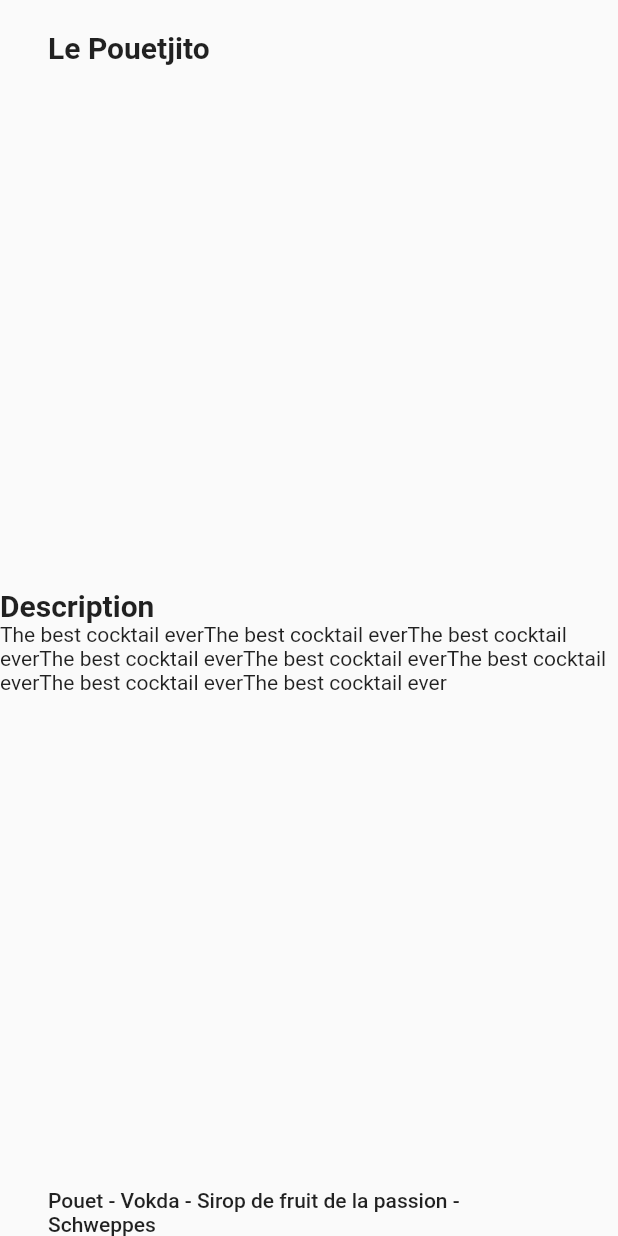
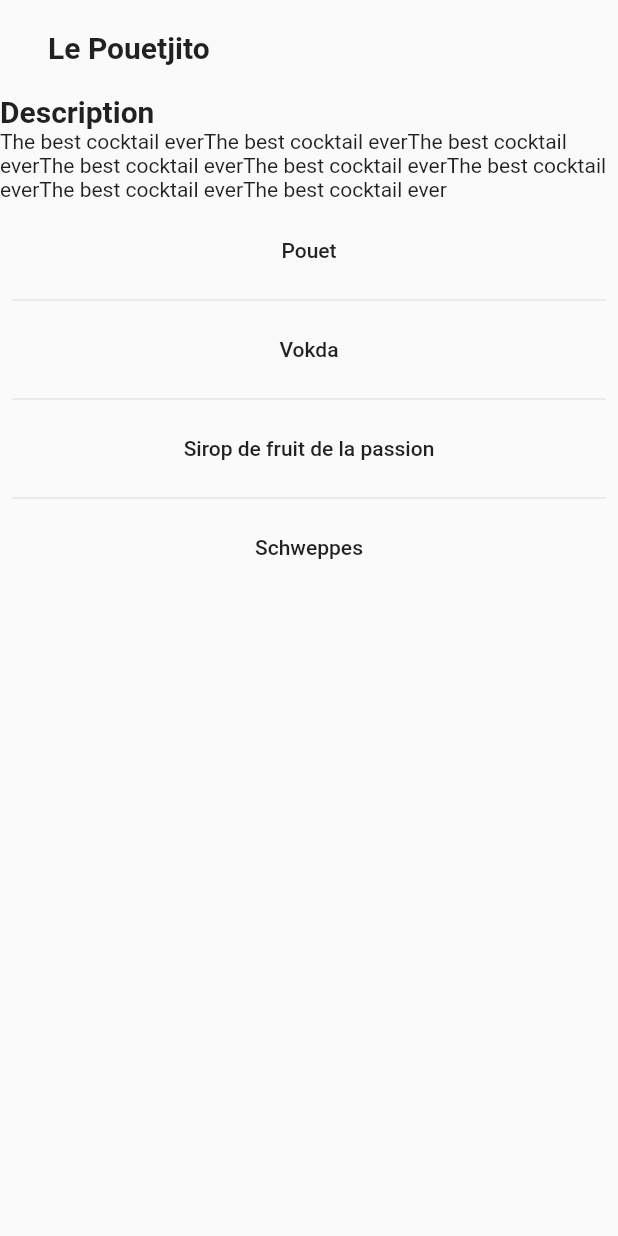
Before and after one commit to Patajuade/CocktailProject_flutter, a Flutter app: the screen it shows after launch, on a phone screen of 412 x 824 dp. Run offline on Flutter 3.47's test engine with Material 2 defaults, Android fonts, the phone set to English and light mode, and no system bars.

Commit message:
add ingredients list

```diff
--- a/cocktail_app/lib/cocktailInfos/cocktailInfoScreen.dart
+++ b/cocktail_app/lib/cocktailInfos/cocktailInfoScreen.dart
@@ -29,7 +29,9 @@ class CocktailInfo extends StatelessWidget {
     );
 
     return Scaffold(
-      body: Flex(
+        body: Wrap(
+      children: [
+        Flex(
           direction: Axis.vertical,
           mainAxisAlignment: MainAxisAlignment.spaceBetween,
           children: [
@@ -51,9 +53,18 @@ class CocktailInfo extends StatelessWidget {
               ),
               key: key,
             ),
-          Ingredients(cocktail.ingredients, key),
           ],
         ),
-    );
+        ConstrainedBox(
+          constraints: const BoxConstraints(
+            minWidth: double.infinity,
+            maxWidth: double.infinity,
+            minHeight: 200,
+            maxHeight: 500,
+          ),
+          child: Ingredients(cocktail.ingredients, key),
+        ),
+      ],
+    ));
   }
 }
--- a/cocktail_app/lib/cocktailInfos/widgets/ingredients.dart
+++ b/cocktail_app/lib/cocktailInfos/widgets/ingredients.dart
@@ -6,13 +6,23 @@ class Ingredients extends StatelessWidget {
 
   @override
   Widget build(BuildContext context) {
-    return Container(
-      padding: const EdgeInsets.symmetric(horizontal: 32),
-      child: Text(
-        ingredients.join(' - '),
-        style: Theme.of(context).textTheme.bodyText1,
-      ),
-    );
+    return ListView.separated(
+        itemCount: ingredients.length,
+        padding: const EdgeInsets.all(8),
+        separatorBuilder: (BuildContext context, int index) => const Divider(),
+        itemBuilder: (BuildContext context, int index) {
+        return Container(
+          padding: const EdgeInsets.symmetric(vertical: 10),
+          width: double.infinity,
+          height: 50,
+          child: Center(
+            child: Text(
+              ingredients[index],
+              style: Theme.of(context).textTheme.bodyText1,
+            ),
+          ),
+        );
+      });
   }
 
 
```
Lines whose indentation alone changed are shown as unchanged.
